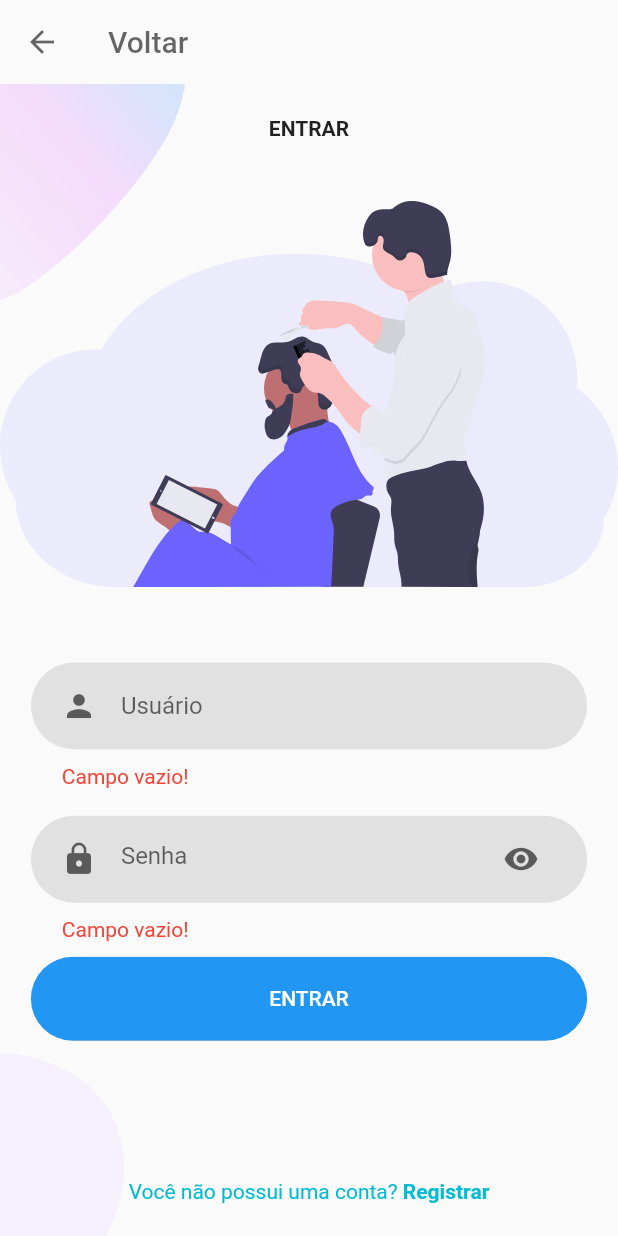
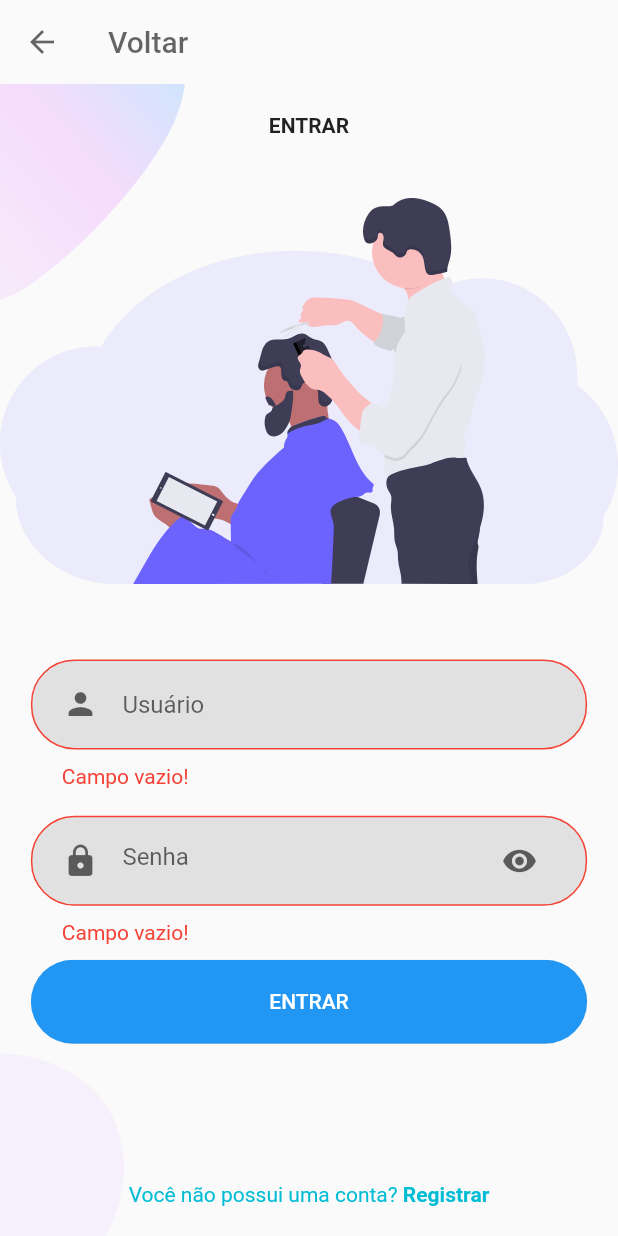
Before and after one commit to viniciusOLN/estudos_flutter, a Flutter app: the LoginPage screen opened by its route, after a tap on "ENTRAR", on a phone screen of 412 x 824 dp. Run offline on Flutter 3.47's test engine with Material 2 defaults, Android fonts, the phone set to English and light mode, and no system bars; our stand-ins replace flutter_svg, get, shared_preferences, splashscreen; missing offline and left inert: flutter_youtube; accounts and stored records are empty.

Commit message:
modificando a lógica e a cor quando se tem um erro no input

```diff
--- a/getx_study/lib/app/utils/widgets/text_field_container.dart
+++ b/getx_study/lib/app/utils/widgets/text_field_container.dart
@@ -25,6 +25,11 @@ class TextFieldContainer extends StatelessWidget {
           decoration: BoxDecoration(
             color: Get.theme.highlightColor,
             borderRadius: BorderRadius.circular(29),
+            border: !error
+                ? Border.all(color: Colors.transparent, width: 0)
+                : Border.all(
+                    color: Get.theme.errorColor,
+                  ),
           ),
           child: child,
         ),
```
